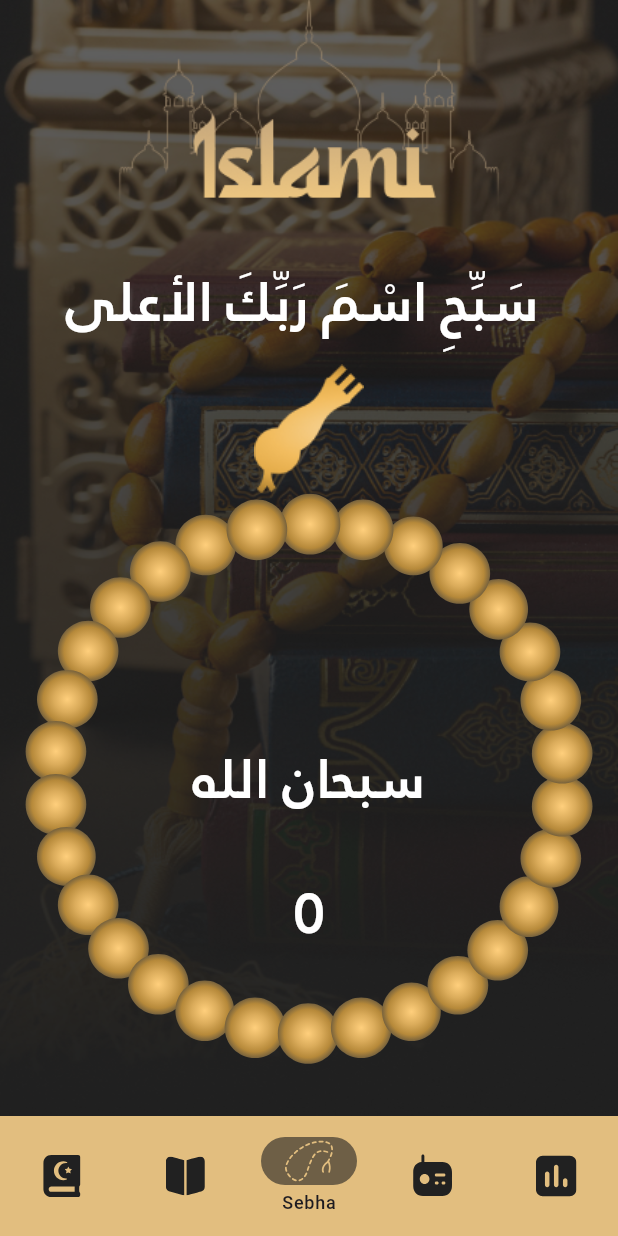
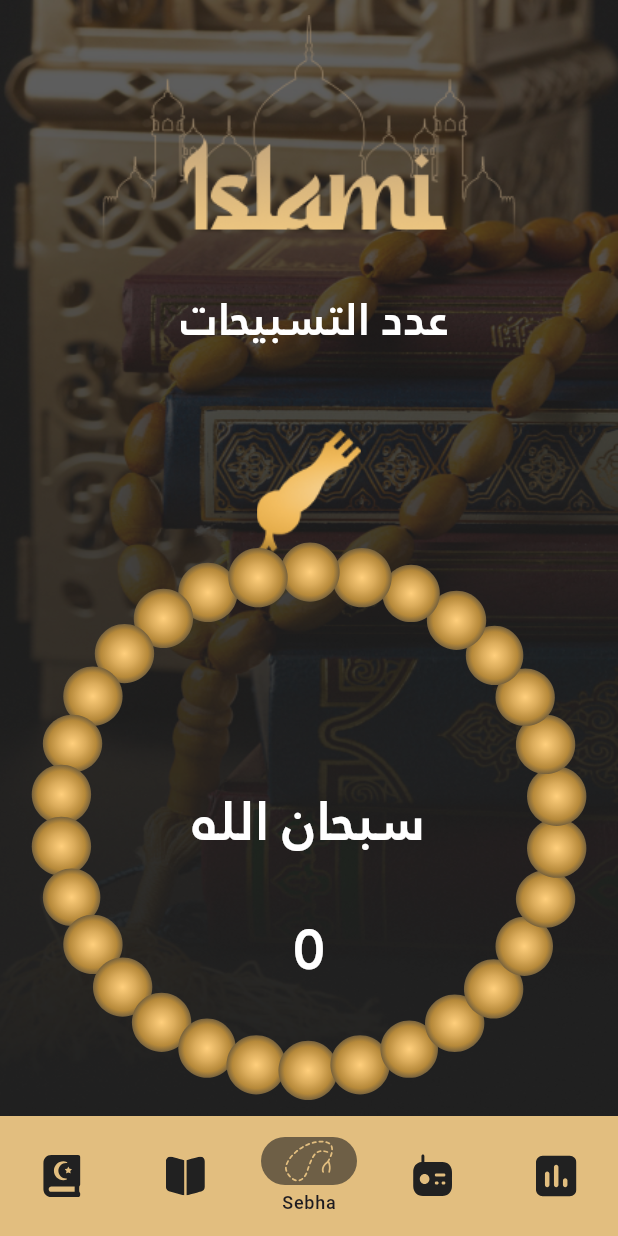
Before and after one commit to orabito/islami, a Flutter app: the HomeScreen screen opened by its route, item 3 of the bottom bar chosen, on a phone screen of 412 x 824 dp. Run offline on Flutter 3.47's test engine with Material 3 defaults, Android fonts, the phone set to English and light mode, and no system bars; our stand-ins replace flutter_svg, shared_preferences; accounts and stored records are empty; project files that could hold a hidden picture were left out.

Commit message:
+ "I fixed the overflow error in the Sebha screen.

```diff
--- a/lib/ui/home/tabs/sebha_tap.dart
+++ b/lib/ui/home/tabs/sebha_tap.dart
@@ -1,6 +1,8 @@
 import 'package:flutter/material.dart';
 import 'package:flutter_svg/flutter_svg.dart';
 import 'package:islami/style/reusable_components/colors_manager.dart';
+import 'package:islami/style/reusable_components/string_manager.dart';
+import 'package:islami/ui/home/widgets/sebha_text_button.dart';
 import 'dart:math' as math;
 import '../../../style/reusable_components/assets_manager.dart';
 
@@ -12,7 +14,8 @@ class SebhaTap extends StatefulWidget {
 }
 
 class _SebhaTapState extends State<SebhaTap> {
-  double turn=0;
+  double turn = 0;
+  int selectedNumber=10;
 
   @override
   Widget build(BuildContext context) {
@@ -23,37 +26,47 @@ class _SebhaTapState extends State<SebhaTap> {
         image: AssetImage(AssetsManager.sebhaBack),
         fit: BoxFit.fill,
       )),
+      child: Padding(
+        padding: const EdgeInsets.symmetric(horizontal: 15.0, vertical: 10),
         child: Column(
           children: [
-          Padding(
-            padding: const EdgeInsets.symmetric(horizontal: 70.0),
+            Expanded(
+              flex: 2,
               child: Image.asset(
                 AssetsManager.lago,
                 fit: BoxFit.cover,
               ),
             ),
             const SizedBox(
-            height: 16,
+              height: 8,
             ),
-          const Padding(
-            padding: EdgeInsets.symmetric(horizontal: 40.0),
+            Expanded(
               child: Text(
-              "سَبِّحِ اسْمَ رَبِّكَ الأعلى ",
+                " عدد التسبيحات",
                 style: TextStyle(
-                  fontSize: 36,
+                    fontSize: 30,
                     fontFamily: "janna",
                     fontWeight: FontWeight.w700,
                     color: ColorsManager.tertiary),
               ),
             ),
+
+
             const SizedBox(
-            height: 16,
+              height: 8,
             ),
+            Stack(
+              alignment: Alignment.topCenter,
+              children: [
+
                 Image.asset(
                   AssetsManager.sebhaTop,
+                  height: MediaQuery.of(context).size.height * .1,
                   fit: BoxFit.cover,
                 ),
-          InkWell(
+                Container(
+                  margin: EdgeInsets.only(top: 75),
+                  child: InkWell(
                     onTap: () {
                       azkarSabahCounter();
                     },
@@ -61,12 +74,12 @@ class _SebhaTapState extends State<SebhaTap> {
                       alignment: Alignment.center,
                       children: [
                         Transform.rotate(
-                  angle:  turn,
+                          angle: turn,
                           transformHitTests: true,
-
                           child: SvgPicture.asset(
                             AssetsManager.sebhaNumber,
                             fit: BoxFit.cover,
+                            width: MediaQuery.of(context).size.width * .9,
                           ),
                         ),
                         Text(
@@ -91,8 +104,12 @@ class _SebhaTapState extends State<SebhaTap> {
                         ),
                       ],
                     ),
+                  ),
+                ),
+              ],
             )
           ],
+        ),
       ),
     );
   }
@@ -110,7 +127,7 @@ class _SebhaTapState extends State<SebhaTap> {
 
   azkarSabahCounter() {
     count++;
-    if (count == 31) {
+    if (count == selectedNumber) {
       count = 0;
       if (index == azkarSabah.length - 1) {
         index = 0;
@@ -122,5 +139,4 @@ class _SebhaTapState extends State<SebhaTap> {
 
     setState(() {});
   }
-
 }
```
Also changed, not shown: lib/ui/Onboarding/screen/Onboarding_screen.dart (+20 -4 lines), lib/ui/home/widgets/sebha_text_button.dart (added, +23 -0 lines). Lines whose indentation alone changed are shown as unchanged.
